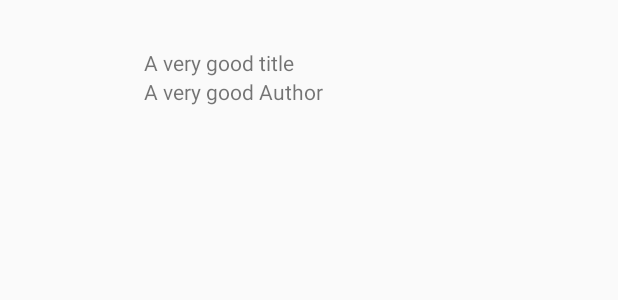
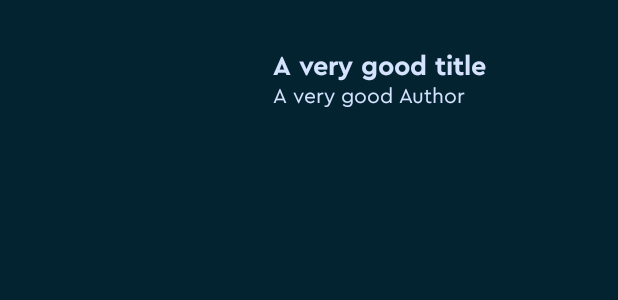
Before and after one commit to joniaranguri/blinkist-android-challenge, an Android app: the layout book_list_item.xml on its own in the app's theme, with its tools: preview values and no code run, on a phone screen of 412 x 824 dp. Shown: the top 300 px of the screen. Run offline under Robolectric (Android 15) with nearby library versions, the phone set to English and light mode, and no system bars.

Commit message:
feat: Adding some styles and dimens to the Theme

```diff
--- a/app/src/main/res/layout/book_list_item.xml
+++ b/app/src/main/res/layout/book_list_item.xml
@@ -8,8 +8,8 @@
 
     <ImageView
         android:id="@+id/coverImageView"
-        android:layout_width="64dp"
-        android:layout_height="64dp"
+        android:layout_width="@dimen/books_cover_image_size"
+        android:layout_height="@dimen/books_cover_image_size"
         android:scaleType="centerCrop" />
 
     <LinearLayout
@@ -23,6 +23,7 @@
             android:id="@+id/titleTextView"
             android:layout_width="wrap_content"
             android:layout_height="wrap_content"
+            style="@style/BookTitle"
             tools:text="A very good title" />
 
         <TextView
--- /dev/null
+++ b/app/src/main/res/values/dimens.xml
@@ -0,0 +1,5 @@
+<?xml version="1.0" encoding="utf-8"?>
+<resources>
+    <dimen name="book_title_size">18sp</dimen>
+    <dimen name="books_cover_image_size">150dp</dimen>
+</resources>
--- a/app/src/main/res/values/styles.xml
+++ b/app/src/main/res/values/styles.xml
@@ -1,9 +1,19 @@
 <resources>
 
     <style name="AppTheme" parent="Theme.AppCompat.Light.DarkActionBar">
-        <item name="colorPrimary">@color/colorPrimary</item>
+        <item name="colorPrimary">@color/colorPrimaryDark</item>
         <item name="colorPrimaryDark">@color/colorPrimaryDark</item>
         <item name="colorAccent">@color/colorAccent</item>
+        <item name="android:windowBackground">@color/colorPrimaryDark</item>
+        <item name="android:textColor">@color/colorText</item>
+        <item name="android:fontFamily">@font/cerapro_regular</item>
+    </style>
+
+    <style name="BookTitle" parent="android:Widget.TextView">
+        <item name="android:fontFamily">@font/cerapro_bold</item>
+        <item name="android:textSize">@dimen/book_title_size</item>
+        <item name="android:ellipsize">end</item>
+        <item name="android:maxLines">2</item>
     </style>
 
 </resources>
```
